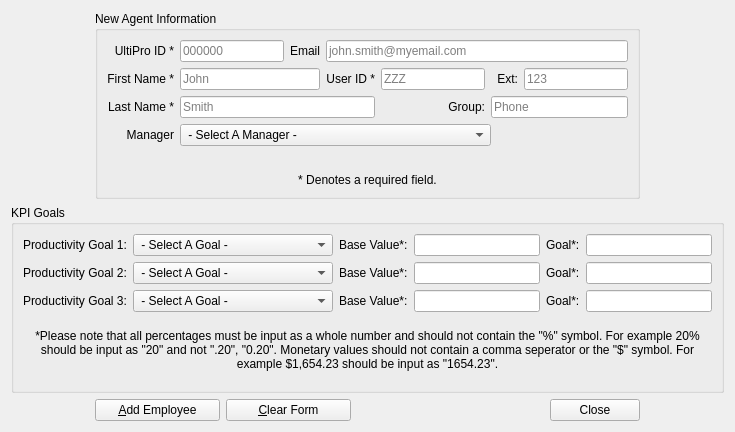
jakesb27/Manager_KPI_Tracker, file Ui_Files/agent_input.ui: the form before one commit.
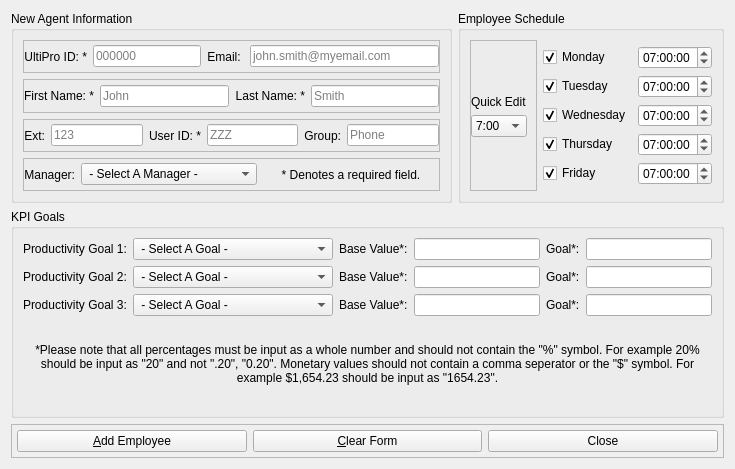
The form after the commit. Icons and pictures are not drawn.

Commit message: added schedule viewer and created functions to include schedule when adding an employee and to update and employees schedule. Need to complete functions for the calendar gui and create calendar DB.

What changed in the file:
```diff
--- a/Ui_Files/agent_input.ui
+++ b/Ui_Files/agent_input.ui
@@ -7,7 +7,7 @@
     <x>0</x>
     <y>0</y>
     <width>735</width>
-    <height>413</height>
+    <height>442</height>
    </rect>
   </property>
   <property name="windowTitle">
@@ -18,43 +18,74 @@
     <normaloff>:/logos/Images/Meduit_logo.ico</normaloff>:/logos/Images/Meduit_logo.ico</iconset>
   </property>
   <layout class="QGridLayout" name="gridLayout_2">
-   <item row="3" column="2">
-    <widget class="QPushButton" name="addButton">
-     <property name="minimumSize">
-      <size>
-       <width>125</width>
-       <height>0</height>
-      </size>
+   <item row="2" column="0" colspan="2">
+    <widget class="QFrame" name="frame">
+     <property name="frameShape">
+      <enum>QFrame::StyledPanel</enum>
      </property>
-     <property name="text">
-      <string>&amp;Add Employee</string>
+     <property name="frameShadow">
+      <enum>QFrame::Raised</enum>
      </property>
-     <property name="autoDefault">
-      <bool>false</bool>
-     </property>
+     <layout class="QHBoxLayout" name="horizontalLayout">
+      <property name="leftMargin">
+       <number>5</number>
+      </property>
+      <property name="topMargin">
+       <number>5</number>
+      </property>
+      <property name="rightMargin">
+       <number>5</number>
+      </property>
+      <property name="bottomMargin">
+       <number>5</number>
+      </property>
+      <item>
+       <widget class="QPushButton" name="addButton">
+        <property name="minimumSize">
+         <size>
+          <width>125</width>
+          <height>0</height>
+         </size>
+        </property>
+        <property name="text">
+         <string>&amp;Add Employee</string>
+        </property>
+        <property name="autoDefault">
+         <bool>false</bool>
+        </property>
+       </widget>
+      </item>
+      <item>
+       <widget class="QPushButton" name="clearButton">
+        <property name="minimumSize">
+         <size>
+          <width>125</width>
+          <height>0</height>
+         </size>
+        </property>
+        <property name="text">
+         <string>&amp;Clear Form</string>
+        </property>
+        <property name="autoDefault">
+         <bool>false</bool>
+        </property>
+       </widget>
+      </item>
+      <item>
+       <widget class="QPushButton" name="closeButton">
+        <property name="text">
+         <string>Close</string>
+        </property>
+        <property name="autoDefault">
+         <bool>false</bool>
+        </property>
+       </widget>
+      </item>
+     </layout>
     </widget>
    </item>
-   <item row="3" column="4" colspan="2">
-    <spacer name="horizontalSpacer_2">
-     <property name="orientation">
-      <enum>Qt::Horizontal</enum>
-     </property>
-     <property name="sizeHint" stdset="0">
-      <size>
-       <width>0</width>
-       <height>0</height>
-      </size>
-     </property>
-    </spacer>
-   </item>
-   <item row="2" column="1" colspan="7">
+   <item row="1" column="0" colspan="2">
     <widget class="QGroupBox" name="groupBox">
-     <property name="sizePolicy">
-      <sizepolicy hsizetype="Preferred" vsizetype="Maximum">
-       <horstretch>0</horstretch>
-       <verstretch>0</verstretch>
-      </sizepolicy>
-     </property>
      <property name="title">
       <string>KPI Goals</string>
      </property>
@@ -521,199 +552,608 @@
      </layout>
     </widget>
    </item>
-   <item row="1" column="2" colspan="5">
+   <item row="0" column="0">
     <widget class="QGroupBox" name="agentDetails">
      <property name="title">
       <string>New Agent Information</string>
      </property>
-     <layout class="QGridLayout" name="gridLayout">
-      <item row="2" column="0">
-       <widget class="QLabel" name="label_7">
-        <property name="text">
-         <string>Last Name *</string>
+     <layout class="QVBoxLayout" name="verticalLayout">
+      <item>
+       <widget class="QFrame" name="frame_3">
+        <property name="frameShape">
+         <enum>QFrame::StyledPanel</enum>
         </property>
-        <property name="alignment">
-         <set>Qt::AlignRight|Qt::AlignTrailing|Qt::AlignVCenter</set>
+        <property name="frameShadow">
+         <enum>QFrame::Raised</enum>
         </property>
+        <layout class="QHBoxLayout" name="horizontalLayout_3">
+         <property name="leftMargin">
+          <number>0</number>
+         </property>
+         <property name="topMargin">
+          <number>0</number>
+         </property>
+         <property name="rightMargin">
+          <number>0</number>
+         </property>
+         <property name="bottomMargin">
+          <number>0</number>
+         </property>
+         <item>
+          <widget class="QLabel" name="label_2">
+           <property name="sizePolicy">
+            <sizepolicy hsizetype="Maximum" vsizetype="Preferred">
+             <horstretch>0</horstretch>
+             <verstretch>0</verstretch>
+            </sizepolicy>
+           </property>
+           <property name="text">
+            <string>UltiPro ID: *</string>
+           </property>
+           <property name="alignment">
+            <set>Qt::AlignRight|Qt::AlignTrailing|Qt::AlignVCenter</set>
+           </property>
+          </widget>
+         </item>
+         <item>
+          <widget class="QLineEdit" name="agentUltiPro">
+           <property name="sizePolicy">
+            <sizepolicy hsizetype="Maximum" vsizetype="Fixed">
+             <horstretch>0</horstretch>
+             <verstretch>0</verstretch>
+            </sizepolicy>
+           </property>
+           <property name="placeholderText">
+            <string>000000</string>
+           </property>
+          </widget>
+         </item>
+         <item>
+          <widget class="QLabel" name="label_6">
+           <property name="sizePolicy">
+            <sizepolicy hsizetype="Maximum" vsizetype="Preferred">
+             <horstretch>0</horstretch>
+             <verstretch>0</verstretch>
+            </sizepolicy>
+           </property>
+           <property name="text">
+            <string>Email: </string>
+           </property>
+           <property name="alignment">
+            <set>Qt::AlignRight|Qt::AlignTrailing|Qt::AlignVCenter</set>
+           </property>
+          </widget>
+         </item>
+         <item>
+          <widget class="QLineEdit" name="agentEmail">
+           <property name="placeholderText">
+            <string>john.smith@myemail.com</string>
+           </property>
+          </widget>
+         </item>
+        </layout>
        </widget>
       </item>
-      <item row="0" column="1">
-       <widget class="QLineEdit" name="agentUltiPro">
-        <property name="placeholderText">
-         <string>000000</string>
+      <item>
+       <widget class="QFrame" name="frame_4">
+        <property name="frameShape">
+         <enum>QFrame::StyledPanel</enum>
         </property>
-       </widget>
-      </item>
-      <item row="2" column="1" colspan="4">
-       <widget class="QLineEdit" name="agentLastName">
-        <property name="placeholderText">
-         <string>Smith</string>
+        <property name="frameShadow">
+         <enum>QFrame::Raised</enum>
         </property>
+        <layout class="QHBoxLayout" name="horizontalLayout_4">
+         <property name="leftMargin">
+          <number>0</number>
+         </property>
+         <property name="topMargin">
+          <number>0</number>
+         </property>
+         <property name="rightMargin">
+          <number>0</number>
+         </property>
+         <property name="bottomMargin">
+          <number>0</number>
+         </property>
+         <item>
+          <widget class="QLabel" name="label">
+           <property name="sizePolicy">
+            <sizepolicy hsizetype="Maximum" vsizetype="Preferred">
+             <horstretch>0</horstretch>
+             <verstretch>0</verstretch>
+            </sizepolicy>
+           </property>
+           <property name="text">
+            <string>First Name: *</string>
+           </property>
+           <property name="alignment">
+            <set>Qt::AlignRight|Qt::AlignTrailing|Qt::AlignVCenter</set>
+           </property>
+          </widget>
+         </item>
+         <item>
+          <widget class="QLineEdit" name="agentFirstName">
+           <property name="placeholderText">
+            <string>John</string>
+           </property>
+          </widget>
+         </item>
+         <item>
+          <widget class="QLabel" name="label_7">
+           <property name="sizePolicy">
+            <sizepolicy hsizetype="Maximum" vsizetype="Preferred">
+             <horstretch>0</horstretch>
+             <verstretch>0</verstretch>
+            </sizepolicy>
+           </property>
+           <property name="text">
+            <string>Last Name: *</string>
+           </property>
+           <property name="alignment">
+            <set>Qt::AlignRight|Qt::AlignTrailing|Qt::AlignVCenter</set>
+           </property>
+          </widget>
+         </item>
+         <item>
+          <widget class="QLineEdit" name="agentLastName">
+           <property name="placeholderText">
+            <string>Smith</string>
+           </property>
+          </widget>
+         </item>
+        </layout>
        </widget>
       </item>
-      <item row="1" column="5">
-       <widget class="QLineEdit" name="agentUserID">
-        <property name="placeholderText">
-         <string>ZZZ</string>
+      <item>
+       <widget class="QFrame" name="frame_5">
+        <property name="frameShape">
+         <enum>QFrame::StyledPanel</enum>
         </property>
-       </widget>
-      </item>
-      <item row="2" column="6" colspan="3">
-       <widget class="QLineEdit" name="agentGroup">
-        <property name="placeholderText">
-         <string>Phone</string>
+        <property name="frameShadow">
+         <enum>QFrame::Raised</enum>
         </property>
+        <layout class="QHBoxLayout" name="horizontalLayout_5">
+         <property name="leftMargin">
+          <number>0</number>
+         </property>
+         <property name="topMargin">
+          <number>0</number>
+         </property>
+         <property name="rightMargin">
+          <number>0</number>
+         </property>
+         <property name="bottomMargin">
+          <number>0</number>
+         </property>
+         <item>
+          <widget class="QLabel" name="label_8">
+           <property name="sizePolicy">
+            <sizepolicy hsizetype="Maximum" vsizetype="Preferred">
+             <horstretch>0</horstretch>
+             <verstretch>0</verstretch>
+            </sizepolicy>
+           </property>
+           <property name="text">
+            <string>Ext:</string>
+           </property>
+           <property name="alignment">
+            <set>Qt::AlignRight|Qt::AlignTrailing|Qt::AlignVCenter</set>
+           </property>
+          </widget>
+         </item>
+         <item>
+          <widget class="QLineEdit" name="agentExt">
+           <property name="placeholderText">
+            <string>123</string>
+           </property>
+          </widget>
+         </item>
+         <item>
+          <widget class="QLabel" name="label_20">
+           <property name="sizePolicy">
+            <sizepolicy hsizetype="Maximum" vsizetype="Preferred">
+             <horstretch>0</horstretch>
+             <verstretch>0</verstretch>
+            </sizepolicy>
+           </property>
+           <property name="text">
+            <string>User ID: *</string>
+           </property>
+           <property name="alignment">
+            <set>Qt::AlignRight|Qt::AlignTrailing|Qt::AlignVCenter</set>
+           </property>
+          </widget>
+         </item>
+         <item>
+          <widget class="QLineEdit" name="agentUserID">
+           <property name="placeholderText">
+            <string>ZZZ</string>
+           </property>
+          </widget>
+         </item>
+         <item>
+          <widget class="QLabel" name="label_5">
+           <property name="sizePolicy">
+            <sizepolicy hsizetype="Maximum" vsizetype="Preferred">
+             <horstretch>0</horstretch>
+             <verstretch>0</verstretch>
+            </sizepolicy>
+           </property>
+           <property name="text">
+            <string>Group:</string>
+           </property>
+           <property name="alignment">
+            <set>Qt::AlignRight|Qt::AlignTrailing|Qt::AlignVCenter</set>
+           </property>
+          </widget>
+         </item>
+         <item>
+          <widget class="QLineEdit" name="agentGroup">
+           <property name="placeholderText">
+            <string>Phone</string>
+           </property>
+          </widget>
+         </item>
+        </layout>
        </widget>
       </item>
-      <item row="0" column="2" colspan="2">
-       <widget class="QLabel" name="label_6">
-        <property name="text">
-         <string>Email</string>
+      <item>
+       <widget class="QFrame" name="frame_2">
+        <property name="frameShape">
+         <enum>QFrame::StyledPanel</enum>
         </property>
-        <property name="alignment">
-         <set>Qt::AlignRight|Qt::AlignTrailing|Qt::AlignVCenter</set>
+        <property name="frameShadow">
+         <enum>QFrame::Raised</enum>
         </property>
-       </widget>
-      </item>
-      <item row="4" column="0">
-       <widget class="QLabel" name="label_9">
-        <property name="text">
-         <string>Manager</string>
-        </property>
-        <property name="alignment">
-         <set>Qt::AlignRight|Qt::AlignTrailing|Qt::AlignVCenter</set>
-        </property>
-       </widget>
-      </item>
-      <item row="1" column="0">
-       <widget class="QLabel" name="label">
-        <property name="text">
-         <string>First Name *</string>
-        </property>
-        <property name="alignment">
-         <set>Qt::AlignRight|Qt::AlignTrailing|Qt::AlignVCenter</set>
-        </property>
-       </widget>
-      </item>
-      <item row="4" column="1" colspan="6">
-       <widget class="QComboBox" name="agentManager">
-        <property name="styleSheet">
-         <string notr="true">QFrame{
+        <layout class="QHBoxLayout" name="horizontalLayout_2">
+         <property name="leftMargin">
+          <number>0</number>
+         </property>
+         <property name="topMargin">
+          <number>0</number>
+         </property>
+         <property name="rightMargin">
+          <number>0</number>
+         </property>
+         <property name="bottomMargin">
+          <number>0</number>
+         </property>
+         <item>
+          <widget class="QLabel" name="label_9">
+           <property name="sizePolicy">
+            <sizepolicy hsizetype="Maximum" vsizetype="Preferred">
+             <horstretch>0</horstretch>
+             <verstretch>0</verstretch>
+            </sizepolicy>
+           </property>
+           <property name="text">
+            <string>Manager:</string>
+           </property>
+           <property name="alignment">
+            <set>Qt::AlignRight|Qt::AlignTrailing|Qt::AlignVCenter</set>
+           </property>
+          </widget>
+         </item>
+         <item>
+          <widget class="QComboBox" name="agentManager">
+           <property name="styleSheet">
+            <string notr="true">QFrame{
 	background-color: qlineargradient(spread:pad, x1:0.5, y1:0, x2:0.5, y2:1, stop:0 rgba(255, 255, 255, 209), stop:0.485876 rgba(181, 207, 220, 239), stop:1 rgba(85, 199, 255, 196));
 }</string>
-        </property>
-        <item>
-         <property name="text">
-          <string> - Select A Manager - </string>
-         </property>
-        </item>
-       </widget>
-      </item>
-      <item row="1" column="1" colspan="3">
-       <widget class="QLineEdit" name="agentFirstName">
-        <property name="placeholderText">
-         <string>John</string>
-        </property>
-       </widget>
-      </item>
-      <item row="1" column="4">
-       <widget class="QLabel" name="label_20">
-        <property name="text">
-         <string>User ID *</string>
-        </property>
-        <property name="alignment">
-         <set>Qt::AlignRight|Qt::AlignTrailing|Qt::AlignVCenter</set>
-        </property>
-       </widget>
-      </item>
-      <item row="0" column="0">
-       <widget class="QLabel" name="label_2">
-        <property name="text">
-         <string>UltiPro ID *</string>
-        </property>
-        <property name="alignment">
-         <set>Qt::AlignRight|Qt::AlignTrailing|Qt::AlignVCenter</set>
-        </property>
-       </widget>
-      </item>
-      <item row="1" column="8">
-       <widget class="QLineEdit" name="agentExt">
-        <property name="placeholderText">
-         <string>123</string>
-        </property>
-       </widget>
-      </item>
-      <item row="2" column="5">
-       <widget class="QLabel" name="label_5">
-        <property name="text">
-         <string>Group:</string>
-        </property>
-        <property name="alignment">
-         <set>Qt::AlignRight|Qt::AlignTrailing|Qt::AlignVCenter</set>
-        </property>
-       </widget>
-      </item>
-      <item row="0" column="4" colspan="5">
-       <widget class="QLineEdit" name="agentEmail">
-        <property name="placeholderText">
-         <string>john.smith@myemail.com</string>
-        </property>
-       </widget>
-      </item>
-      <item row="1" column="7">
-       <widget class="QLabel" name="label_8">
-        <property name="text">
-         <string>Ext:</string>
-        </property>
-        <property name="alignment">
-         <set>Qt::AlignRight|Qt::AlignTrailing|Qt::AlignVCenter</set>
-        </property>
-       </widget>
-      </item>
-      <item row="5" column="0" colspan="9">
-       <widget class="QLabel" name="label_10">
-        <property name="styleSheet">
-         <string notr="true">QLabel{
+           </property>
+           <item>
+            <property name="text">
+             <string> - Select A Manager - </string>
+            </property>
+           </item>
+          </widget>
+         </item>
+         <item>
+          <widget class="QLabel" name="label_10">
+           <property name="styleSheet">
+            <string notr="true">QLabel{
 	font: 10pt &quot;MS Shell Dlg 2&quot;;
 }</string>
+           </property>
+           <property name="text">
+            <string>* Denotes a required field.</string>
+           </property>
+           <property name="alignment">
+            <set>Qt::AlignCenter</set>
+           </property>
+          </widget>
+         </item>
+        </layout>
+       </widget>
+      </item>
+     </layout>
+    </widget>
+   </item>
+   <item row="0" column="1">
+    <widget class="QGroupBox" name="groupBox_2">
+     <property name="title">
+      <string>Employee Schedule</string>
+     </property>
+     <layout class="QGridLayout" name="gridLayout_4">
+      <item row="3" column="1">
+       <widget class="QCheckBox" name="empSchWed">
+        <property name="text">
+         <string>Wednesday</string>
         </property>
+        <property name="checked">
+         <bool>true</bool>
+        </property>
+       </widget>
+      </item>
+      <item row="3" column="2">
+       <widget class="QTimeEdit" name="schStartWed">
+        <property name="dateTime">
+         <datetime>
+          <hour>7</hour>
+          <minute>0</minute>
+          <second>0</second>
+          <year>2000</year>
+          <month>1</month>
+          <day>1</day>
+         </datetime>
+        </property>
+        <property name="maximumTime">
+         <time>
+          <hour>9</hour>
+          <minute>0</minute>
+          <second>0</second>
+         </time>
+        </property>
+        <property name="minimumTime">
+         <time>
+          <hour>6</hour>
+          <minute>0</minute>
+          <second>0</second>
+         </time>
+        </property>
+       </widget>
+      </item>
+      <item row="4" column="2">
+       <widget class="QTimeEdit" name="schStartThur">
+        <property name="dateTime">
+         <datetime>
+          <hour>7</hour>
+          <minute>0</minute>
+          <second>0</second>
+          <year>2000</year>
+          <month>1</month>
+          <day>1</day>
+         </datetime>
+        </property>
+        <property name="maximumTime">
+         <time>
+          <hour>9</hour>
+          <minute>0</minute>
+          <second>0</second>
+         </time>
+        </property>
+        <property name="minimumTime">
+         <time>
+          <hour>6</hour>
+          <minute>0</minute>
+          <second>0</second>
+         </time>
+        </property>
+       </widget>
+      </item>
+      <item row="2" column="1">
+       <widget class="QCheckBox" name="empSchTue">
         <property name="text">
-         <string>* Denotes a required field.</string>
+         <string>Tuesday</string>
         </property>
-        <property name="alignment">
-         <set>Qt::AlignBottom|Qt::AlignHCenter</set>
+        <property name="checked">
+         <bool>true</bool>
         </property>
        </widget>
       </item>
+      <item row="2" column="2">
+       <widget class="QTimeEdit" name="schStartTue">
+        <property name="dateTime">
+         <datetime>
+          <hour>7</hour>
+          <minute>0</minute>
+          <second>0</second>
+          <year>2000</year>
+          <month>1</month>
+          <day>1</day>
+         </datetime>
+        </property>
+        <property name="maximumTime">
+         <time>
+          <hour>9</hour>
+          <minute>0</minute>
+          <second>0</second>
+         </time>
+        </property>
+        <property name="minimumTime">
+         <time>
+          <hour>6</hour>
+          <minute>0</minute>
+          <second>0</second>
+         </time>
+        </property>
+       </widget>
+      </item>
+      <item row="4" column="1">
+       <widget class="QCheckBox" name="empSchThur">
+        <property name="text">
+         <string>Thursday</string>
+        </property>
+        <property name="checked">
+         <bool>true</bool>
+        </property>
+       </widget>
+      </item>
+      <item row="1" column="1">
+       <widget class="QCheckBox" name="empSchMon">
+        <property name="text">
+         <string>Monday</string>
+        </property>
+        <property name="checked">
+         <bool>true</bool>
+        </property>
+       </widget>
+      </item>
+      <item row="1" column="2">
+       <widget class="QTimeEdit" name="schStartMon">
+        <property name="dateTime">
+         <datetime>
+          <hour>7</hour>
+          <minute>0</minute>
+          <second>0</second>
+          <year>2000</year>
+          <month>1</month>
+          <day>1</day>
+         </datetime>
+        </property>
+        <property name="maximumTime">
+         <time>
+          <hour>9</hour>
+          <minute>0</minute>
+          <second>0</second>
+         </time>
+        </property>
+        <property name="minimumTime">
+         <time>
+          <hour>6</hour>
+          <minute>0</minute>
+          <second>0</second>
+         </time>
+        </property>
+       </widget>
+      </item>
+      <item row="0" column="0" rowspan="7">
+       <widget class="QFrame" name="frame_6">
+        <property name="frameShape">
+         <enum>QFrame::StyledPanel</enum>
+        </property>
+        <property name="frameShadow">
+         <enum>QFrame::Raised</enum>
+        </property>
+        <layout class="QVBoxLayout" name="verticalLayout_2">
+         <property name="leftMargin">
+          <number>0</number>
+         </property>
+         <property name="topMargin">
+          <number>0</number>
+         </property>
+         <property name="rightMargin">
+          <number>9</number>
+         </property>
+         <property name="bottomMargin">
+          <number>0</number>
+         </property>
+         <item>
+          <spacer name="verticalSpacer_2">
+           <property name="orientation">
+            <enum>Qt::Vertical</enum>
+           </property>
+           <property name="sizeHint" stdset="0">
+            <size>
+             <width>20</width>
+             <height>40</height>
+            </size>
+           </property>
+          </spacer>
+         </item>
+         <item>
+          <widget class="QLabel" name="label_3">
+           <property name="text">
+            <string>Quick Edit</string>
+           </property>
+          </widget>
+         </item>
+         <item>
+          <widget class="QComboBox" name="quickEdit">
+           <item>
+            <property name="text">
+             <string>7:00</string>
+            </property>
+           </item>
+           <item>
+            <property name="text">
+             <string>7:30</string>
+            </property>
+           </item>
+           <item>
+            <property name="text">
+             <string>8:00</string>
+            </property>
+           </item>
+           <item>
+            <property name="text">
+             <string>8:30</string>
+            </property>
+           </item>
+           <item>
+            <property name="text">
+             <string>9:00</string>
+            </property>
+           </item>
+          </widget>
+         </item>
+         <item>
+          <spacer name="verticalSpacer">
+           <property name="orientation">
+            <enum>Qt::Vertical</enum>
+           </property>
+           <property name="sizeHint" stdset="0">
+            <size>
+             <width>20</width>
+             <height>40</height>
+            </size>
+           </property>
+          </spacer>
+         </item>
+        </layout>
+       </widget>
+      </item>
+      <item row="5" column="1">
+       <widget class="QCheckBox" name="empSchFri">
+        <property name="text">
+         <string>Friday</string>
+        </property>
+        <property name="checked">
+         <bool>true</bool>
+        </property>
+       </widget>
+      </item>
+      <item row="5" column="2">
+       <widget class="QTimeEdit" name="schStartFri">
+        <property name="dateTime">
+         <datetime>
+          <hour>7</hour>
+          <minute>0</minute>
+          <second>0</second>
+          <year>2000</year>
+          <month>1</month>
+          <day>1</day>
+         </datetime>
+        </property>
+        <property name="maximumTime">
+         <time>
+          <hour>9</hour>
+          <minute>0</minute>
+          <second>0</second>
+         </time>
+        </property>
+        <property name="minimumTime">
+         <time>
+          <hour>6</hour>
+          <minute>0</minute>
+          <second>0</second>
+         </time>
+        </property>
+       </widget>
+      </item>
      </layout>
     </widget>
    </item>
-   <item row="3" column="3">
-    <widget class="QPushButton" name="clearButton">
-     <property name="minimumSize">
-      <size>
-       <width>125</width>
-       <height>0</height>
-      </size>
-     </property>
-     <property name="text">
-      <string>&amp;Clear Form</string>
-     </property>
-     <property name="autoDefault">
-      <bool>false</bool>
-     </property>
-    </widget>
-   </item>
-   <item row="3" column="6">
-    <widget class="QPushButton" name="closeButton">
-     <property name="text">
-      <string>Close</string>
-     </property>
-     <property name="autoDefault">
-      <bool>false</bool>
-     </property>
-    </widget>
-   </item>
   </layout>
  </widget>
  <tabstops>
```
Left out of the diff: 9 changed lines with no effect on the pictures. The commit also changes 11 other files.
